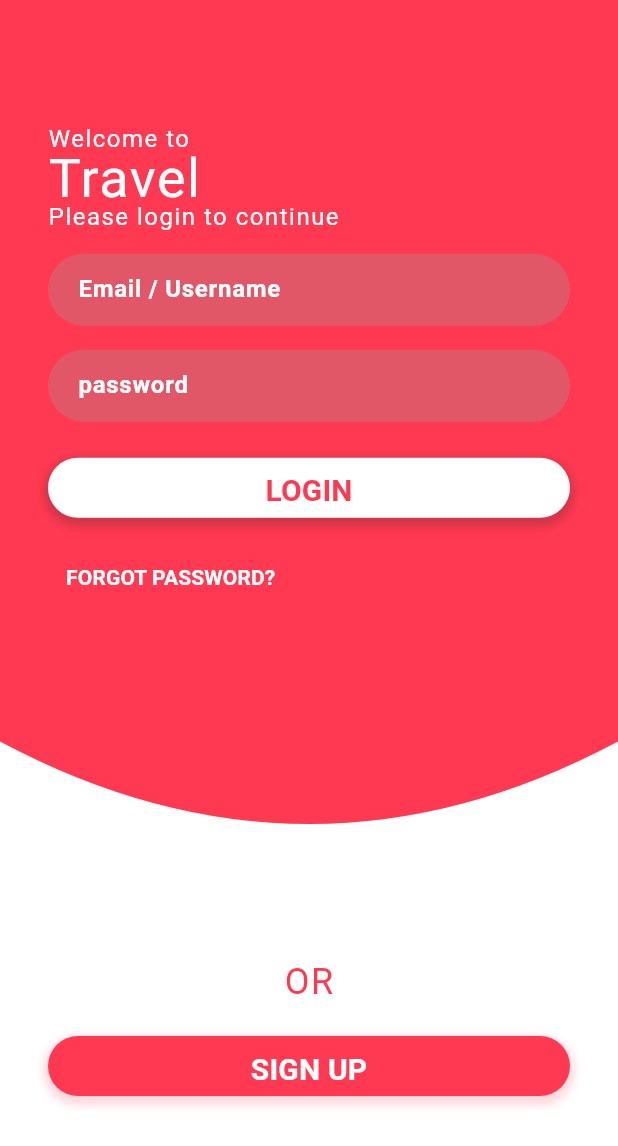
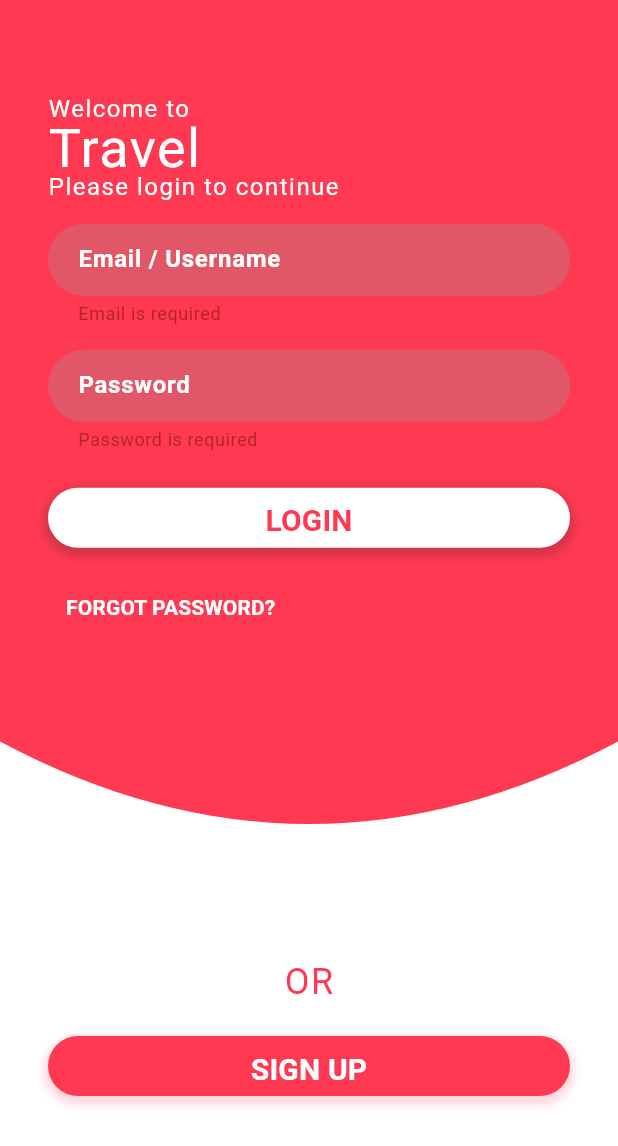
Before and after one commit to nikunjdev22/travello, a Flutter app: the AnimationLoginSignUp screen opened directly, after a tap on "LOGIN", on a phone screen of 412 x 824 dp. Shown: the top 1146 px of the screen. Run offline on Flutter 3.47's test engine with Material 3 defaults, Android fonts, the phone set to English and light mode, and no system bars; our stand-ins replace firebase_auth, firebase_core, flutter_native_splash, get, get_storage, google_sign_in and 2 more; accounts and stored records are empty; network calls fail.

Commit message:
Done: -[x] Forget password screen and redirect to email - [x] validation - [x] auth message change

```diff
--- /dev/null
+++ b/lib/Utils /authexception.dart
@@ -0,0 +1,54 @@
+import 'package:firebase_auth/firebase_auth.dart';
+
+enum AuthStatus {
+  successful,
+  wrongPassword,
+  emailAlreadyExists,
+  invalidEmail,
+  weakPassword,
+  unknown,
+}
+
+class AuthExceptionHandler {
+  static handleAuthException(FirebaseAuthException e) {
+    AuthStatus status;
+    switch (e.code) {
+      case "invalid-email":
+        status = AuthStatus.invalidEmail;
+        break;
+      case "wrong-password":
+        status = AuthStatus.wrongPassword;
+        break;
+      case "weak-password":
+        status = AuthStatus.weakPassword;
+        break;
+      case "email-already-in-use":
+        status = AuthStatus.emailAlreadyExists;
+        break;
+      default:
+        status = AuthStatus.unknown;
+    }
+    return status;
+  }
+  static String generateErrorMessage(error) {
+    String errorMessage;
+    switch (error) {
+      case AuthStatus.invalidEmail:
+        errorMessage = "Your email address appears to be malformed.";
+        break;
+      case AuthStatus.weakPassword:
+        errorMessage = "Your password should be at least 6 characters.";
+        break;
+      case AuthStatus.wrongPassword:
+        errorMessage = "Your email or password is wrong.";
+        break;
+      case AuthStatus.emailAlreadyExists:
+        errorMessage =
+        "The email address is already in use by another account.";
+        break;
+      default:
+        errorMessage = "An error occured. Please try again later.";
+    }
+    return errorMessage;
+  }
+}
--- a/lib/View/authentications/Login/login.dart
+++ b/lib/View/authentications/Login/login.dart
@@ -1,11 +1,13 @@
 import 'package:flutter/material.dart';
 import 'package:get/get.dart';
 import 'package:travello/Constant/colors_constant.dart';
+import 'package:travello/Utils%20/app_validation.dart';
 import 'package:travello/Utils%20/sizes.dart';
 import 'package:travello/View/controller/auth/auth_controller.dart';
 import '../../../common/authButton.dart';
 import '../../../common/text.dart';
 import '../../../common/textformfield.dart';
+import '../forget_password/forget_password.dart';
 
 class LoginScreen extends StatefulWidget {
   @override
@@ -16,14 +18,17 @@ class _LoginScreenState extends State<LoginScreen> {
 
   final email = TextEditingController();
   final password = TextEditingController();
+  GlobalKey<FormState> loginFormKey = GlobalKey<FormState>();
 
   @override
   Widget build(BuildContext context) {
     final controller = Get.put(AuthController());
-    return Column(
+    return Form(
+      key: loginFormKey,
+      child: Column(
         crossAxisAlignment: CrossAxisAlignment.stretch,
         mainAxisAlignment: MainAxisAlignment.center,
-      children: <Widget>[
+        children: [
           TText(text: 'Welcome to'),
           TText(
             text: "Travel",
@@ -36,13 +41,17 @@ class _LoginScreenState extends State<LoginScreen> {
           TTextField(
             text: 'Email / Username',
             controller: email,
+            obscureText: false,
+            validate: (value) => AppValidator.validateEmail(value),
           ),
           SizedBox(
             height: TSizes.md,
           ),
           TTextField(
-          text: 'password',
+            text: 'Password',
             controller: password,
+            obscureText: true,
+            validate: (value) => AppValidator.validatePassword(value),
           ),
           SizedBox(
             height: TSizes.lg,
@@ -50,7 +59,12 @@ class _LoginScreenState extends State<LoginScreen> {
           TAuthButton(
             text: 'LOGIN',
             shadowColor: AppColors.black.withOpacity(0.2),
-          onPressed: () =>  controller.login(email.text, password.text),
+            onPressed: () {
+              if (loginFormKey.currentState!.validate()) {
+                controller.login(email.text, password.text);
+                return ;
+              }
+            }
           ),
           SizedBox(
             height: TSizes.md,
@@ -58,7 +72,7 @@ class _LoginScreenState extends State<LoginScreen> {
           Row(
             children: [
               TextButton(
-              onPressed: () {},
+                onPressed: () => Get.to(() => ForgetPassword()),
                 child: Text(
                   "FORGOT PASSWORD?",
                   style: TextStyle(
@@ -70,6 +84,7 @@ class _LoginScreenState extends State<LoginScreen> {
             ],
           ),
         ],
+      ),
     );
   }
 }
--- a/lib/common/textformfield.dart
+++ b/lib/common/textformfield.dart
@@ -2,19 +2,25 @@ import 'package:flutter/material.dart';
 import '../Constant/colors_constant.dart';
 
 class TTextField extends StatelessWidget {
-  const TTextField(
-      {super.key,
-      required this.text,
-      required this.controller,
-      });
+  const TTextField({
+    super.key,
+    required this.text,
+    required this.controller,
+    required this.validate,
+    required this.obscureText,
+  });
 
   final String text;
   final TextEditingController controller;
+  final FormFieldValidator<String> validate;
+  final bool obscureText;
 
 
   @override
   Widget build(BuildContext context) {
     return TextFormField(
+      obscureText: obscureText ,
+      validator: validate,
       controller: controller,
       style: TextStyle(
         color: AppColors.black,
```
Also changed, not shown: lib/Utils /app_validation.dart (+0 -17 lines), lib/View/authentications/Signup/signup.dart (+19 -9 lines), lib/View/authentications/forget_password/forget_password.dart (added, +92 -0 lines), lib/View/controller/auth/auth_controller.dart (+54 -16 lines), lib/View/controller/auth/forget_controller.dart (added, +41 -0 lines), lib/View/controller/home/home_controller.dart (+7 -0 lines), lib/common/vertical_image.dart (added, +70 -0 lines). Lines whose indentation alone changed are shown as unchanged.
